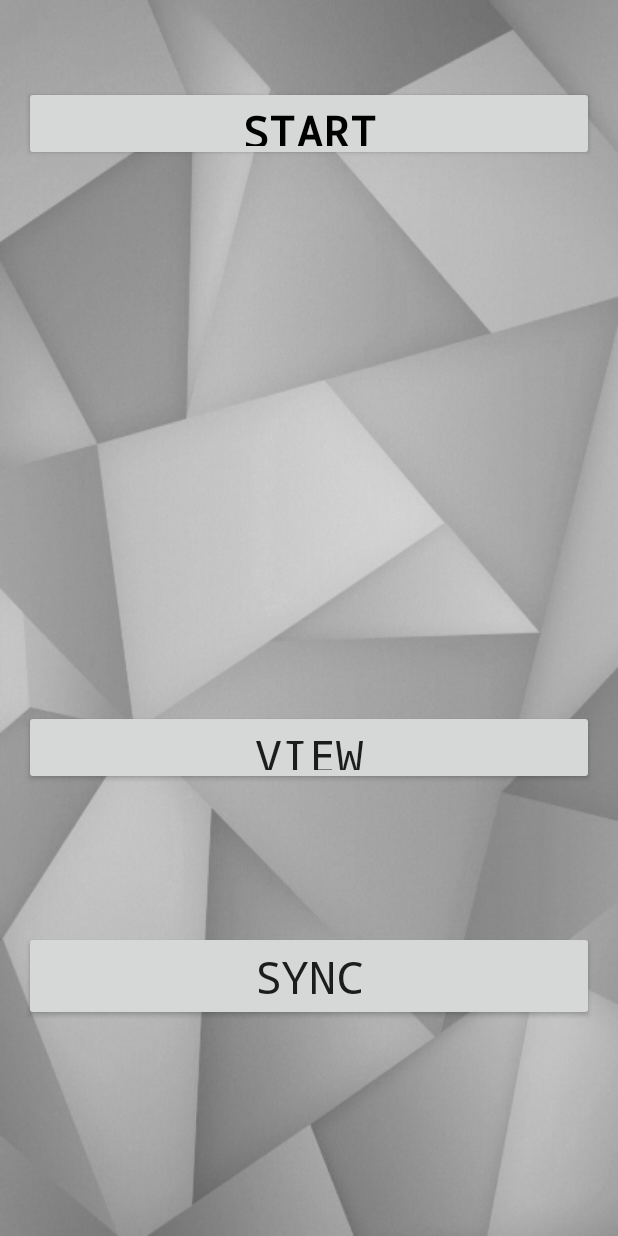
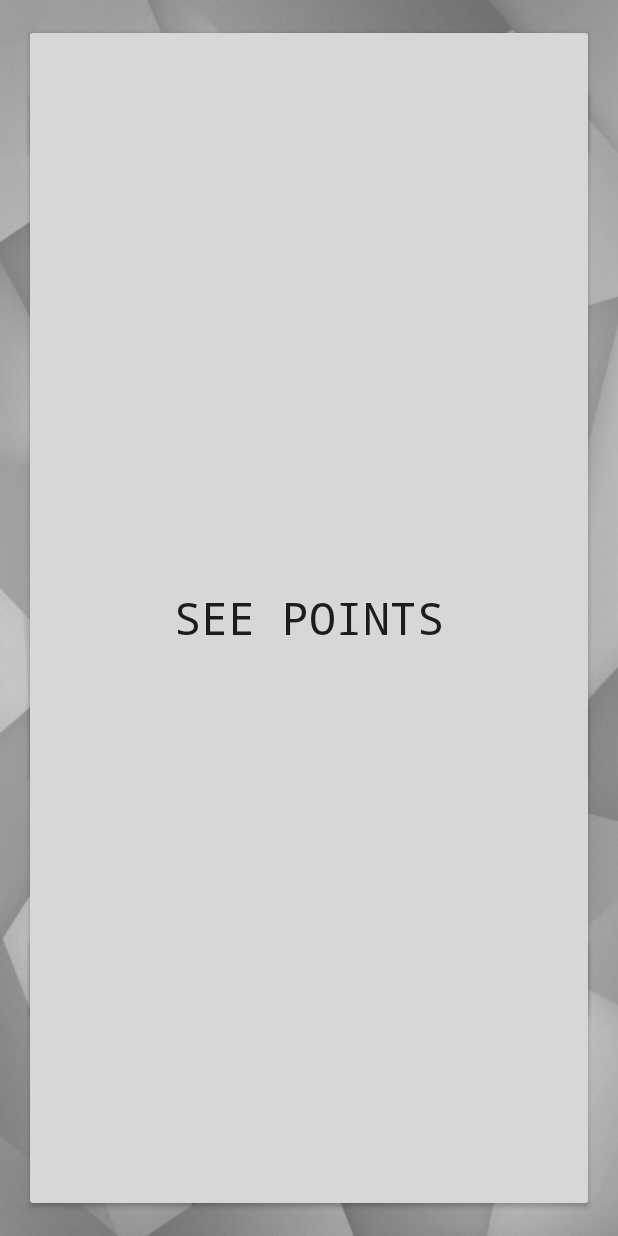
Before and after one commit to TimAdamson21/gpslog, an Android app: the screen it shows after launch (MainActivity), on a phone screen of 412 x 824 dp. Run offline under Robolectric (Android 15) with nearby library versions, the phone set to English and light mode, and no system bars.

Commit message:
Removed unnecessary code

```diff
--- a/GPSlog_Basic/app/src/main/java/com/example/gpslog/MainActivity.java
+++ b/GPSlog_Basic/app/src/main/java/com/example/gpslog/MainActivity.java
@@ -79,20 +79,6 @@ public class MainActivity extends Activity {
 
                 mylocman.removeUpdates(myloclist);
 
-/*				List<Track> tracks = db.getAllTracks();
-
-				Iterator<Track> iter = tracks.iterator();
-
-				while (iter.hasNext()) {
-					Track track = iter.next();
-
-					Toast.makeText(
-							getApplicationContext(),
-							"Latitude - > " + track.latitude + " Longitude "
-									+ track.longitude + " time" + track.time,
-							Toast.LENGTH_LONG).show();
-				}*/
-
                 Intent dbmanager = new Intent(getApplicationContext(), AndroidDatabaseManager.class);
                 startActivity(dbmanager);
             }
@@ -134,8 +120,6 @@ public class MainActivity extends Activity {
     public class MylocListener implements LocationListener {
         @SuppressLint("NewApi")
         public void onLocationChanged(Location loc) {
-            // TODO Auto-generated method stub
-            String text = " My location is  Latitude =" + loc.getLatitude() + " Longitude =" + loc.getLongitude() + " Speed =" + loc.getSpeed();
             lat = loc.getLatitude() + "";
             log = loc.getLongitude() + "";
             speed = loc.getSpeed() + "";
--- a/GPSlog_Basic/app/src/main/res/layout-xlarge/activity_main.xml
+++ b/GPSlog_Basic/app/src/main/res/layout-xlarge/activity_main.xml
@@ -36,10 +36,7 @@
         android:layout_alignParentStart="true"
         android:layout_marginTop="43dp"
         android:clickable="true"
-        android:hint="Set the Classification Time Interval" /><![CDATA[
-
-
-    ]]>
+        android:hint="Set the Classification Time Interval" /><![CDATA[]]>
 
     <Button
         android:id="@+id/syncButton"
@@ -53,5 +50,18 @@
         android:layout_alignParentStart="true"
         android:layout_marginTop="18dp" />
 
+    <Button
+        android:id="@+id/mapsButton"
+        android:layout_width="match_parent"
+        android:layout_height="60dp"
+        android:text="@string/mapsButton"
+        android:textSize="30sp"
+        android:typeface="monospace"
+        android:layout_alignParentLeft="true"
+        android:layout_alignParentStart="true"
+        android:layout_below="@+id/syncButton"
+        android:layout_marginTop="18dp"
+        />
+
 
 </RelativeLayout>
--- a/GPSlog_Basic/app/src/main/res/layout/activity_main.xml
+++ b/GPSlog_Basic/app/src/main/res/layout/activity_main.xml
@@ -40,7 +40,7 @@
     <Button
         android:id="@+id/stopButton"
         android:layout_width="match_parent"
-        android:layout_height="50dp"
+        android:layout_height="60dp"
         android:text="@string/stopButton"
         android:textSize="30sp"
         android:typeface="monospace"
@@ -51,5 +51,13 @@
         android:layout_alignParentStart="true"
         android:layout_marginBottom="97dp" />
 
+    <Button
+        android:id="@+id/mapsButton"
+        android:layout_width="match_parent"
+        android:layout_height="match_parent"
+        android:text="@string/mapsButton"
+        android:textSize="30sp"
+        android:typeface="monospace"
+        />
 
 </RelativeLayout>
--- a/GPSlog_Basic/app/src/main/res/values/strings.xml
+++ b/GPSlog_Basic/app/src/main/res/values/strings.xml
@@ -7,5 +7,6 @@
     <string name="startButton">START</string>
     <string name="stopButton">VIEW</string>
     <string name="syncbutton">SYNC</string>
+    <string name="mapsButton">SEE POINTS</string>
 
 </resources>
```
Also changed, not shown: 236 other files.
